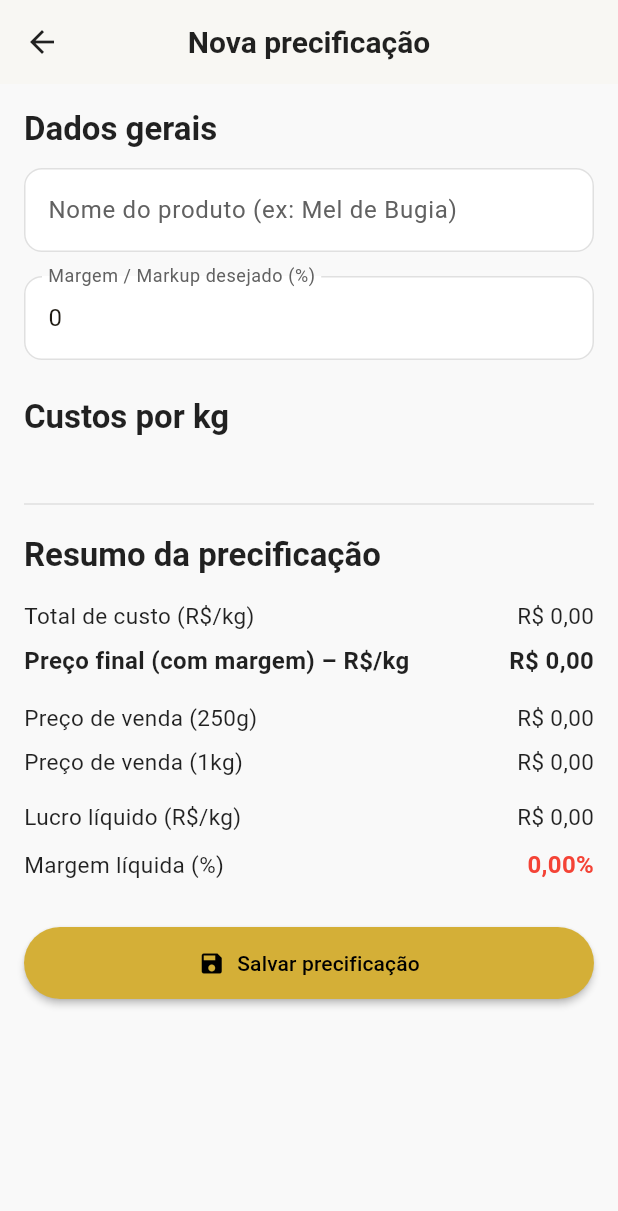
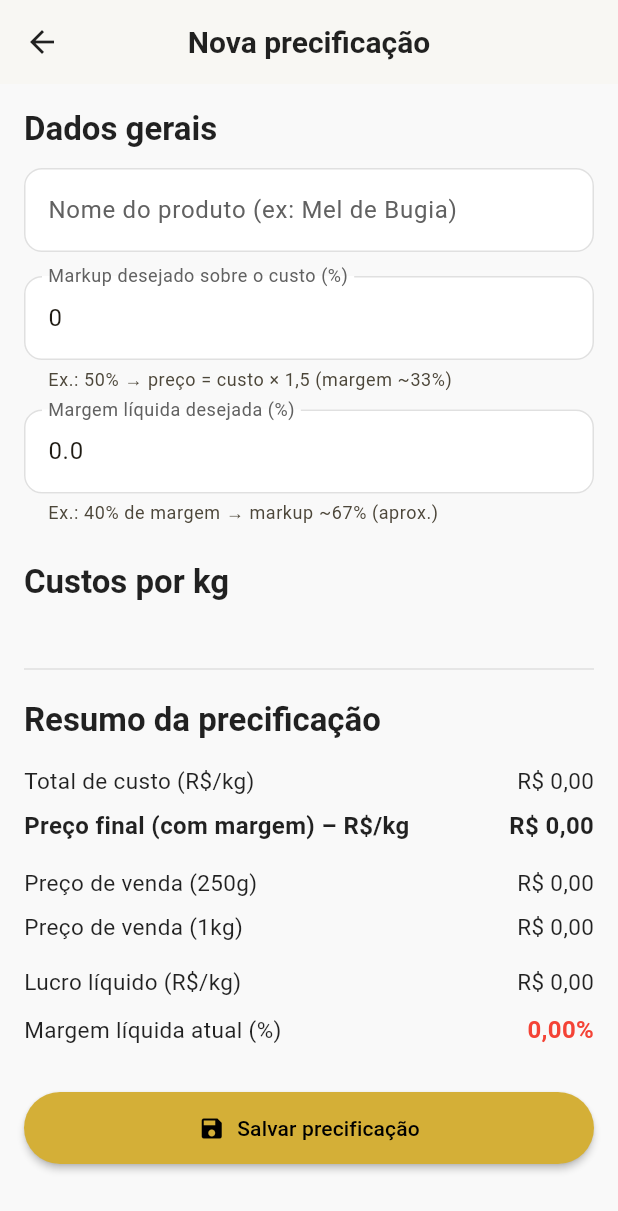
Before and after one commit to fibramobile/my_coffee_app, a Flutter app: the PricingFormPage screen opened directly with empty values, on a phone screen of 412 x 824 dp. Shown: the top 1211 px of the screen. Run offline on Flutter 3.47's test engine with Material 3 defaults, Android fonts, the phone set to English and light mode, and no system bars; our stand-ins replace shared_preferences; accounts and stored records are empty.

Commit message:
Adicionado ajuste de preco pela Margem liquida

```diff
--- a/lib/views/pricing_form_page.dart
+++ b/lib/views/pricing_form_page.dart
@@ -23,9 +23,11 @@ class _PricingFormPageState extends State<PricingFormPage> {
   void initState() {
     super.initState();
 
-    // Se veio um índice de edição, carregamos esses dados
+    // ✅ IMPORTANTE: só carrega o item após o primeiro frame
     if (widget.editingIndex != null) {
-      widget.controller.loadFromSaved(widget.editingIndex!);
+      WidgetsBinding.instance.addPostFrameCallback((_) {
+        widget.controller.loadFromSaved(widget.editingIndex!);
+      });
     }
   }
 
@@ -34,7 +36,23 @@ class _PricingFormPageState extends State<PricingFormPage> {
     return double.tryParse(cleaned) ?? 0.0;
   }
 
-  /// Define cor visual da margem líquida
+  /// Converte margem líquida (%) desejada em markup equivalente (%)
+  ///
+  /// margemPercent: ex: 40 → 40%
+  /// Fórmula: markup = (margem / (1 - margem)) * 100
+  double _marginToMarkup(double marginPercent) {
+    final m = marginPercent / 100.0;
+
+    if (m <= 0) return 0;
+    if (m >= 0.99) {
+      // evita divisão por zero / markup absurdo
+      return 9999;
+    }
+
+    return (m / (1 - m)) * 100;
+  }
+
+  /// Define cor visual da margem líquida exibida no resumo
   Color getMarginColor(double marginPercent) {
     if (marginPercent >= 40) {
       return Colors.green;
@@ -51,6 +69,7 @@ class _PricingFormPageState extends State<PricingFormPage> {
       animation: widget.controller,
       builder: (context, _) {
         final model = widget.controller.model;
+        final currentMarginPercent = model.profitMargin * 100;
 
         return Scaffold(
           appBar: AppBar(
@@ -86,17 +105,43 @@ class _PricingFormPageState extends State<PricingFormPage> {
                   ),
                   const SizedBox(height: 16),
 
+                  // ------ CAMPO DE MARKUP ------
                   TextFormField(
                     initialValue: model.markupPercent.toStringAsFixed(0),
                     decoration: const InputDecoration(
-                      labelText: 'Margem / Markup desejado (%)',
+                      labelText: 'Markup desejado sobre o custo (%)',
+                      helperText:
+                      'Ex.: 50% → preço = custo × 1,5 (margem ~33%)',
                     ),
                     keyboardType: const TextInputType.numberWithOptions(
                       decimal: true,
                     ),
                     onChanged: (value) {
-                      widget.controller
-                          .setMarkupPercent(_parseNumber(value));
+                      final markup = _parseNumber(value);
+                      widget.controller.setMarkupPercent(markup);
+                    },
+                  ),
+
+                  const SizedBox(height: 12),
+
+                  // ------ CAMPO DE MARGEM LÍQUIDA DESEJADA ------
+                  TextFormField(
+                    initialValue:
+                    currentMarginPercent.toStringAsFixed(1), // margem atual
+                    decoration: const InputDecoration(
+                      labelText: 'Margem líquida desejada (%)',
+                      helperText:
+                      'Ex.: 40% de margem → markup ~67% (aprox.)',
+                    ),
+                    keyboardType: const TextInputType.numberWithOptions(
+                      decimal: true,
+                    ),
+                    onChanged: (value) {
+                      final desiredMargin = _parseNumber(value);
+
+                      final newMarkup = _marginToMarkup(desiredMargin);
+
+                      widget.controller.setMarkupPercent(newMarkup);
                     },
                   ),
 
@@ -169,23 +214,23 @@ class _PricingFormPageState extends State<PricingFormPage> {
                     model.profitPerKg,
                   ),
 
-                  // MARGEM LÍQUIDA COLORIDA
+                  // MARGEM LÍQUIDA ATUAL (CALCULADA)
                   Padding(
                     padding: const EdgeInsets.symmetric(vertical: 6.0),
                     child: Row(
                       children: [
                         const Expanded(
                           child: Text(
-                            'Margem líquida (%)',
+                            'Margem líquida atual (%)',
                             style: TextStyle(fontSize: 15),
                           ),
                         ),
                         Text(
-                          '${(model.profitMargin * 100).toStringAsFixed(2).replaceAll('.', ',')}%',
+                          '${currentMarginPercent.toStringAsFixed(2).replaceAll('.', ',')}%',
                           style: TextStyle(
                             fontSize: 16,
                             fontWeight: FontWeight.bold,
-                            color: getMarginColor(model.profitMargin * 100),
+                            color: getMarginColor(currentMarginPercent),
                           ),
                         ),
                       ],
```
